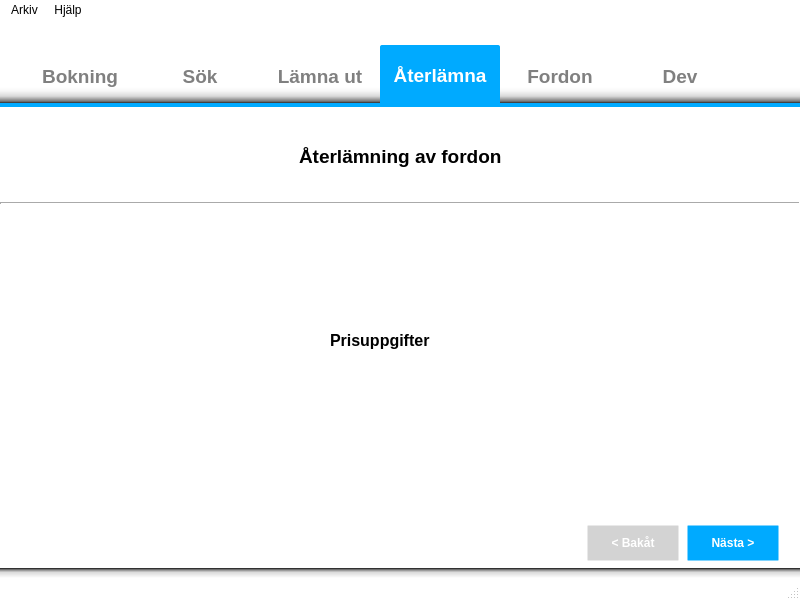
nilsknacken/A3B-repo, file trunk/gui/MainWindow.ui: the form before one commit.
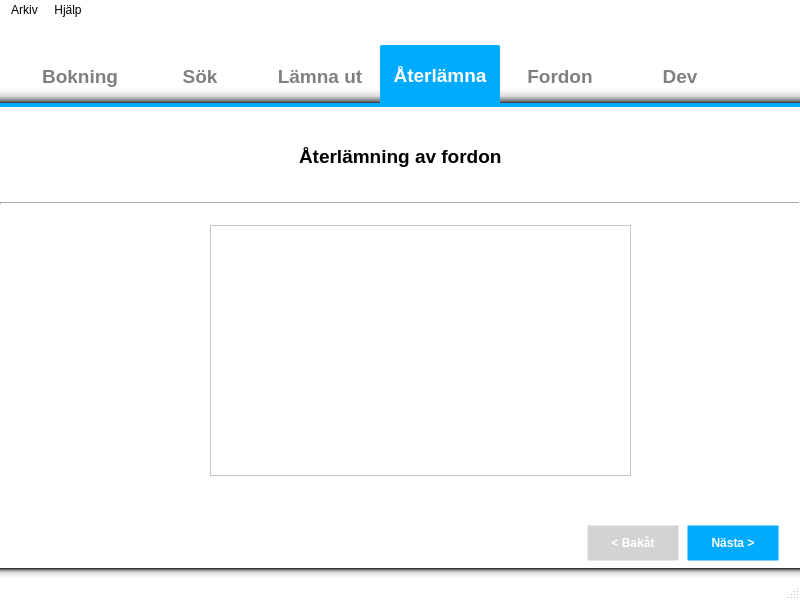
The form after the commit. The open tabs and pages were chosen to show the change. Icons and pictures are not drawn.

```diff
--- a/trunk/gui/MainWindow.ui
+++ b/trunk/gui/MainWindow.ui
@@ -3113,18 +3113,15 @@
            </layout>
           </widget>
           <widget class="QWidget" name="page">
-           <widget class="QLabel" name="label_2">
+           <widget class="QTextEdit" name="textEditP4_conf">
             <property name="geometry">
              <rect>
-              <x>330</x>
-              <y>100</y>
-              <width>161</width>
-              <height>71</height>
+              <x>210</x>
+              <y>20</y>
+              <width>421</width>
+              <height>251</height>
              </rect>
             </property>
-            <property name="text">
-             <string>Prisuppgifter</string>
-            </property>
            </widget>
           </widget>
          </widget>
```
Left out of the diff: 8 changed lines with no effect on the pictures.
